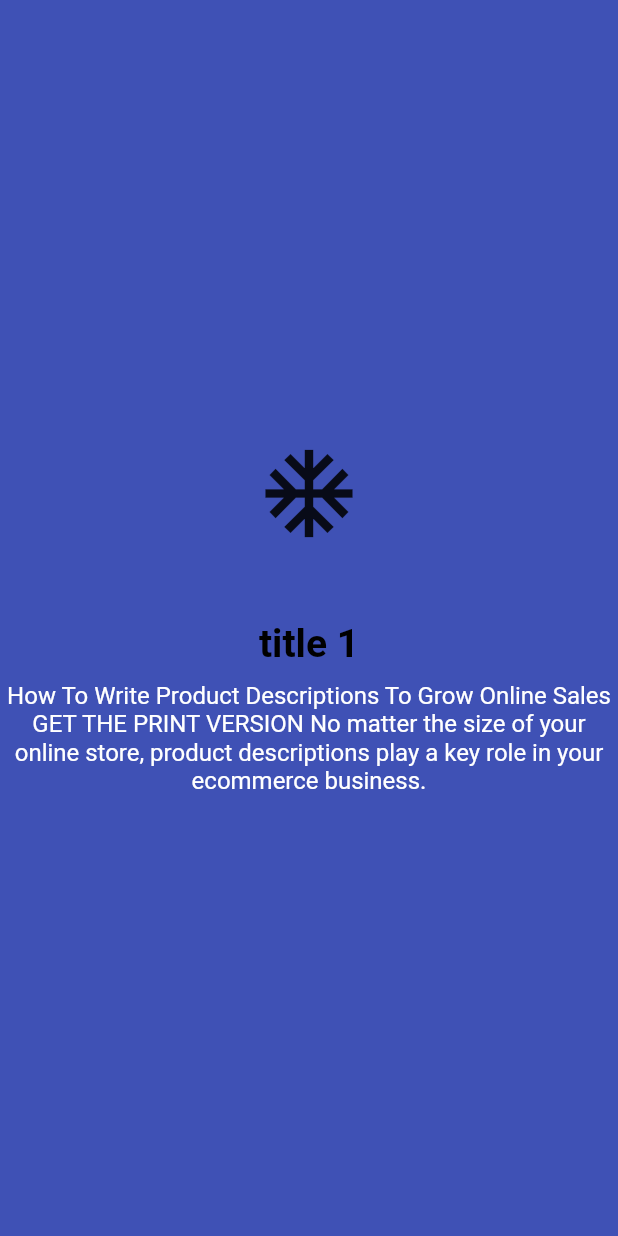
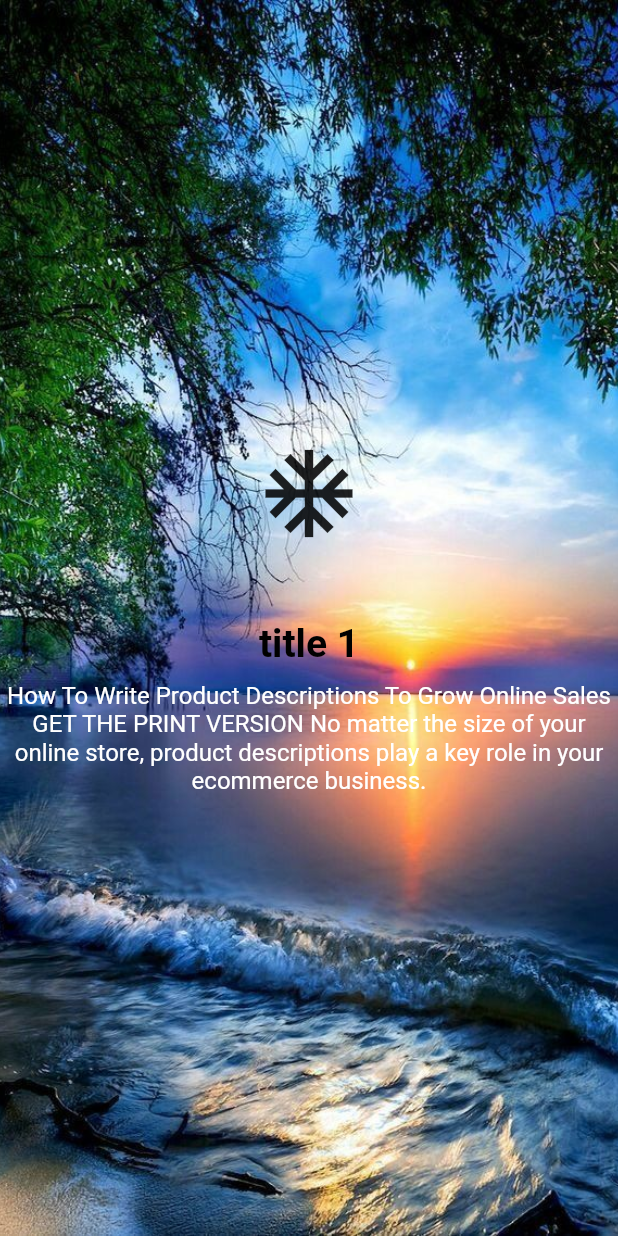
Before and after one commit to HowkMii/flutter-ui, a Flutter app: the screen it shows after launch, on a phone screen of 412 x 824 dp. Run offline on Flutter 3.47's test engine with Material 2 defaults, Android fonts, the phone set to English and light mode, and no system bars; our stand-ins replace carousel_slider, splashscreen.

Commit message:
add map + image cover

```diff
--- a/lib/view.dart
+++ b/lib/view.dart
@@ -51,7 +51,10 @@ class _PViewState extends State<PView> {
         body: PageView(
           children:
             myData.map((item) => Container(
-              color: Colors.indigo,
+
+              decoration:BoxDecoration(
+                image: DecorationImage(image: ExactAssetImage(item.imageUrl),fit: BoxFit.cover)
+              ) ,
               child: Column(
                 mainAxisAlignment: MainAxisAlignment.center,
                 children: [
```
